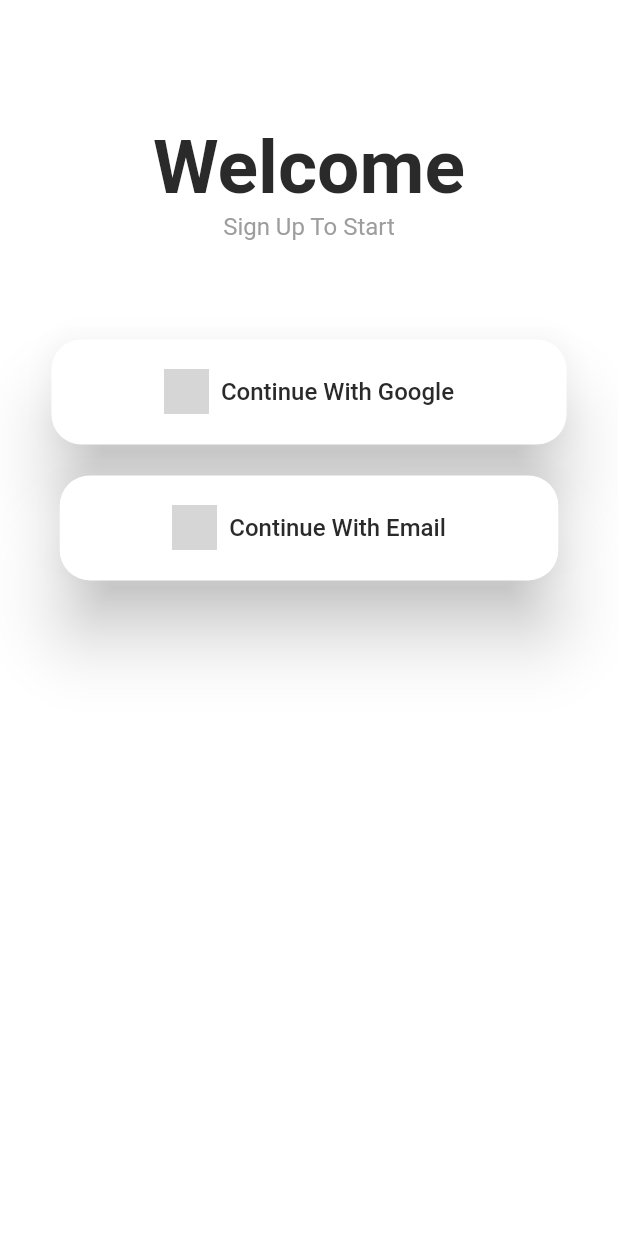
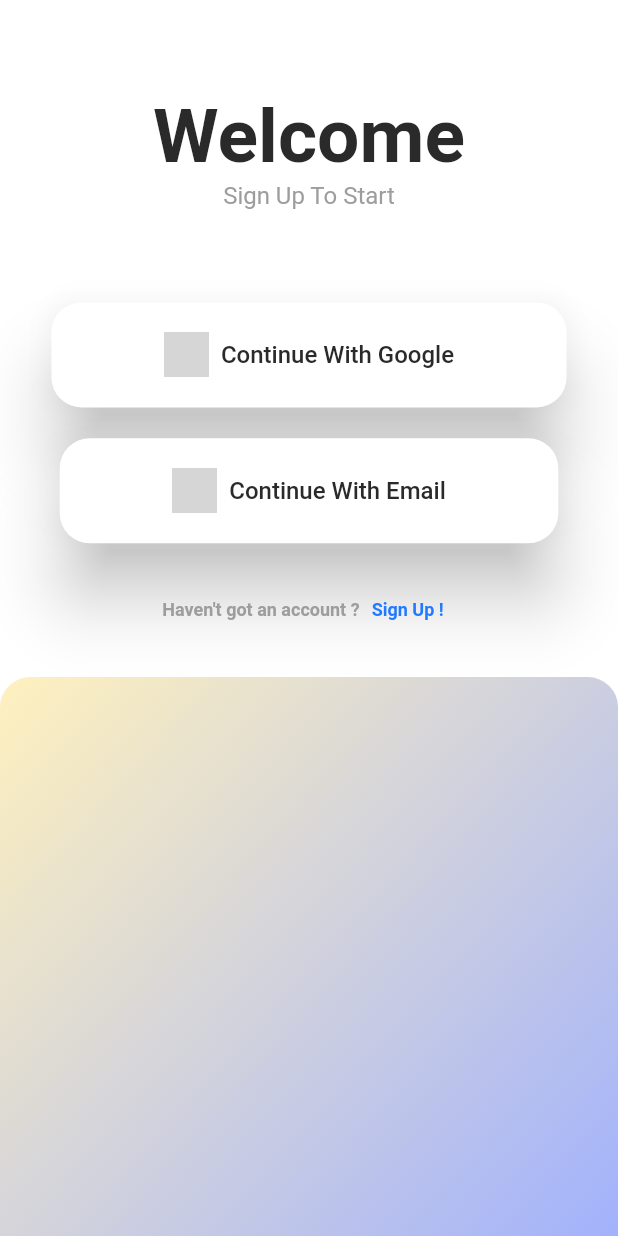
Before and after one commit to Austintjh19/SignMeUp, a Flutter app: the screen it shows after launch, on a phone screen of 412 x 824 dp. Run offline on Flutter 3.47's test engine with Material 2 defaults, Android fonts, the light colour scheme and no system bars; drawn by our look-alikes of auto_size_text; Roboto replaces fonts that are missing (Raleway); grey boxes are pictures that could not be loaded.

Commit message:
Sign In Commit

```diff
--- /dev/null
+++ b/application/lib/Pages/SignInWidget.dart
@@ -0,0 +1,25 @@
+import 'package:flutter/material.dart';
+
+class SignIn extends StatelessWidget {
+  const SignIn({super.key});
+
+  @override
+  Widget build(BuildContext context) {
+    double width = MediaQuery.of(context).size.width;
+
+    return Container(
+      decoration: const BoxDecoration(
+        gradient: LinearGradient(
+          begin: Alignment.bottomRight,
+          end: Alignment.topLeft,
+          colors: [
+            Color.fromRGBO(162, 178, 252, 1),
+            Color.fromRGBO(255, 241, 190, 1)
+          ],
+        ),
+        borderRadius: BorderRadius.only(
+            topLeft: Radius.circular(20), topRight: Radius.circular(20)),
+      ),
+    );
+  }
+}
--- /dev/null
+++ b/application/lib/Pages/SignUpWidget.dart
@@ -0,0 +1,35 @@
+// ignore_for_file: prefer_const_constructors
+
+import 'package:flutter/material.dart';
+import 'package:auto_size_text/auto_size_text.dart';
+
+class SignUp extends StatelessWidget {
+  const SignUp({super.key});
+
+  @override
+  Widget build(BuildContext context) {
+    return Container(
+      child: Row(mainAxisAlignment: MainAxisAlignment.center, children: [
+        AutoSizeText(
+          'Haven\'t got an account ?',
+          style: TextStyle(
+              fontFamily: 'Raleway',
+              fontSize: 12,
+              fontWeight: FontWeight.bold,
+              color: Color.fromRGBO(157, 157, 157, 1)),
+          maxLines: 1,
+        ),
+        TextButton(
+            onPressed: () {},
+            child: Text(
+              'Sign Up !',
+              style: TextStyle(
+                  fontFamily: 'Raleway',
+                  fontSize: 12,
+                  fontWeight: FontWeight.bold,
+                  color: Color.fromRGBO(32, 121, 255, 1)),
+            )),
+      ]),
+    );
+  }
+}
--- a/application/lib/Pages/sign_in.dart
+++ b/application/lib/Pages/sign_in.dart
@@ -2,6 +2,8 @@
 import 'package:flutter/material.dart';
 import 'package:auto_size_text/auto_size_text.dart';
 import 'package:myapplication/Pages/ContinueWithWidget.dart';
+import 'package:myapplication/Pages/SignInWidget.dart';
+import 'package:myapplication/Pages/SignUpWidget.dart';
 
 class SignInPage extends StatelessWidget {
   const SignInPage({super.key});
@@ -11,12 +13,12 @@ class SignInPage extends StatelessWidget {
     double height = MediaQuery.of(context).size.height;
 
     return Scaffold(
-        backgroundColor: Colors.white,
-        body: SingleChildScrollView(
-            child: Center(
+      backgroundColor: Colors.white,
+      body: SafeArea(
+        child: Center(
           child: Column(children: [
             SizedBox(
-              height: height * 0.10,
+              height: height * 0.075,
             ),
 
             // Welcome
@@ -42,7 +44,7 @@ class SignInPage extends StatelessWidget {
             ),
 
             SizedBox(
-              height: height * 0.08,
+              height: height * 0.075,
             ),
 
             // Continue With Google
@@ -58,7 +60,24 @@ class SignInPage extends StatelessWidget {
             ContinueWith(
                 iconPath: '../lib/Images/Email_Icon.png',
                 description: 'Continue With Email'),
+
+            SizedBox(
+              height: height * 0.025,
+            ),
+
+            // Sign Up
+            SignUp(),
+
+            SizedBox(
+              height: height * 0.025,
+            ),
+
+            Expanded(
+              child: SignIn(),
+            ),
           ]),
-        )));
+        ),
+      ),
+    );
   }
 }
```
